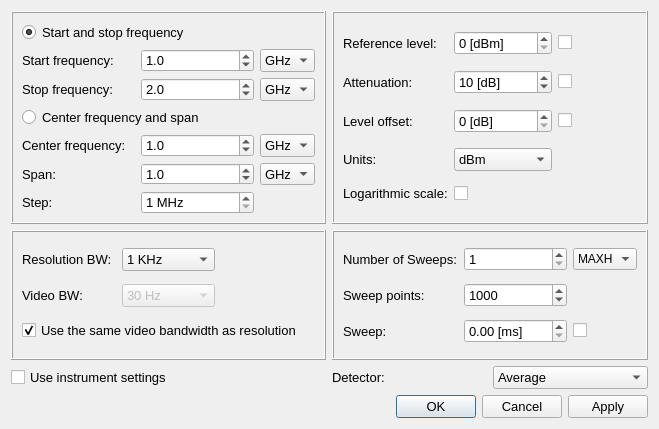
Before: the Qt Designer form scan_settings.ui in erespebrn/Near_Field_Scanner_GUI, drawn with Qt 5.
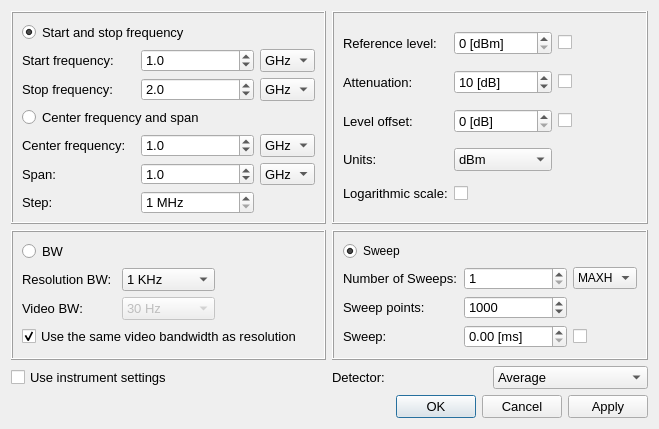
After: the same form once the commit is applied.

Commit message: Scan settings preset file development started

```diff
--- a/scan_settings.ui
+++ b/scan_settings.ui
@@ -94,46 +94,7 @@
         <enum>QFrame::Raised</enum>
        </property>
        <layout class="QGridLayout" name="gridLayout_2">
-        <item row="1" column="0">
-         <widget class="QLabel" name="label_9">
-          <property name="font">
-           <font>
-            <pointsize>10</pointsize>
-           </font>
-          </property>
-          <property name="text">
-           <string>Video BW:</string>
-          </property>
-         </widget>
-        </item>
-        <item row="2" column="0" colspan="3">
-         <widget class="QCheckBox" name="same_RBW_VBW_checkBox">
-          <property name="font">
-           <font>
-            <pointsize>10</pointsize>
-           </font>
-          </property>
-          <property name="text">
-           <string>Use the same video bandwidth as resolution</string>
-          </property>
-          <property name="checked">
-           <bool>true</bool>
-          </property>
-         </widget>
-        </item>
-        <item row="0" column="0">
-         <widget class="QLabel" name="label_8">
-          <property name="font">
-           <font>
-            <pointsize>10</pointsize>
-           </font>
-          </property>
-          <property name="text">
-           <string>Resolution BW:</string>
-          </property>
-         </widget>
-        </item>
-        <item row="0" column="1">
+        <item row="1" column="1">
          <widget class="QComboBox" name="resolutionBW_dropdown">
           <property name="font">
            <font>
@@ -175,7 +136,7 @@
           </item>
          </widget>
         </item>
-        <item row="1" column="1">
+        <item row="2" column="1">
          <widget class="QComboBox" name="videoBW_dropdown">
           <property name="enabled">
            <bool>false</bool>
@@ -235,6 +196,52 @@
           </item>
          </widget>
         </item>
+        <item row="2" column="0">
+         <widget class="QLabel" name="label_9">
+          <property name="font">
+           <font>
+            <pointsize>10</pointsize>
+           </font>
+          </property>
+          <property name="text">
+           <string>Video BW:</string>
+          </property>
+         </widget>
+        </item>
+        <item row="1" column="0">
+         <widget class="QLabel" name="label_8">
+          <property name="font">
+           <font>
+            <pointsize>10</pointsize>
+           </font>
+          </property>
+          <property name="text">
+           <string>Resolution BW:</string>
+          </property>
+         </widget>
+        </item>
+        <item row="3" column="0" colspan="3">
+         <widget class="QCheckBox" name="same_RBW_VBW_checkBox">
+          <property name="font">
+           <font>
+            <pointsize>10</pointsize>
+           </font>
+          </property>
+          <property name="text">
+           <string>Use the same video bandwidth as resolution</string>
+          </property>
+          <property name="checked">
+           <bool>true</bool>
+          </property>
+         </widget>
+        </item>
+        <item row="0" column="0">
+         <widget class="QRadioButton" name="videoBW_radioButton">
+          <property name="text">
+           <string>BW</string>
+          </property>
+         </widget>
+        </item>
        </layout>
       </widget>
      </item>
@@ -517,25 +524,58 @@
         <enum>QFrame::Raised</enum>
        </property>
        <layout class="QGridLayout" name="gridLayout_3">
-        <item row="3" column="0">
-         <widget class="QLabel" name="label_13">
+        <item row="4" column="2">
+         <widget class="QCheckBox" name="sweepTime_checkbox">
           <property name="font">
            <font>
             <pointsize>10</pointsize>
            </font>
           </property>
-          <property name="frameShape">
-           <enum>QFrame::NoFrame</enum>
-          </property>
-          <property name="midLineWidth">
-           <number>1</number>
-          </property>
           <property name="text">
-           <string>Sweep:</string>
+           <string/>
           </property>
          </widget>
         </item>
-        <item row="0" column="0">
+        <item row="1" column="1">
+         <widget class="QSpinBox" name="no_sweeps_spinbox">
+          <property name="font">
+           <font>
+            <pointsize>10</pointsize>
+           </font>
+          </property>
+          <property name="minimum">
+           <number>1</number>
+          </property>
+          <property name="maximum">
+           <number>1000</number>
+          </property>
+         </widget>
+        </item>
+        <item row="4" column="1">
+         <widget class="QDoubleSpinBox" name="sweepTime_spinbox">
+          <property name="font">
+           <font>
+            <pointsize>10</pointsize>
+           </font>
+          </property>
+          <property name="wrapping">
+           <bool>false</bool>
+          </property>
+          <property name="alignment">
+           <set>Qt::AlignLeading|Qt::AlignLeft|Qt::AlignVCenter</set>
+          </property>
+          <property name="prefix">
+           <string/>
+          </property>
+          <property name="suffix">
+           <string> [ms]</string>
+          </property>
+          <property name="maximum">
+           <double>1000.000000000000000</double>
+          </property>
+         </widget>
+        </item>
+        <item row="1" column="0">
          <widget class="QLabel" name="label_7">
           <property name="font">
            <font>
@@ -547,31 +587,7 @@
           </property>
          </widget>
         </item>
-        <item row="0" column="1">
-         <widget class="QSpinBox" name="no_sweeps_spinbox">
-          <property name="font">
-           <font>
-            <pointsize>10</pointsize>
-           </font>
-          </property>
-          <property name="minimum">
-           <number>1</number>
-          </property>
-          <property name="maximum">
-           <number>1000</number>
-          </property>
-         </widget>
-        </item>
-        <item row="0" column="2">
-         <widget class="QComboBox" name="no_sweeps_dropdown">
-          <item>
-           <property name="text">
-            <string>MAXH</string>
-           </property>
-          </item>
-         </widget>
-        </item>
-        <item row="1" column="0">
+        <item row="2" column="0">
          <widget class="QLabel" name="label_3">
           <property name="font">
            <font>
@@ -583,7 +599,34 @@
           </property>
          </widget>
         </item>
-        <item row="1" column="1">
+        <item row="1" column="2">
+         <widget class="QComboBox" name="no_sweeps_dropdown">
+          <item>
+           <property name="text">
+            <string>MAXH</string>
+           </property>
+          </item>
+         </widget>
+        </item>
+        <item row="4" column="0">
+         <widget class="QLabel" name="label_13">
+          <property name="font">
+           <font>
+            <pointsize>10</pointsize>
+           </font>
+          </property>
+          <property name="frameShape">
+           <enum>QFrame::NoFrame</enum>
+          </property>
+          <property name="midLineWidth">
+           <number>1</number>
+          </property>
+          <property name="text">
+           <string>Sweep:</string>
+          </property>
+         </widget>
+        </item>
+        <item row="2" column="1">
          <widget class="QSpinBox" name="sweep_points_spinbox">
           <property name="font">
            <font>
@@ -598,39 +641,13 @@
           </property>
          </widget>
         </item>
-        <item row="3" column="2">
-         <widget class="QCheckBox" name="sweepTime_checkbox">
-          <property name="font">
-           <font>
-            <pointsize>10</pointsize>
-           </font>
-          </property>
+        <item row="0" column="0">
+         <widget class="QRadioButton" name="sweep_radioButton">
           <property name="text">
-           <string/>
+           <string>Sweep</string>
           </property>
-         </widget>
-        </item>
-        <item row="3" column="1">
-         <widget class="QDoubleSpinBox" name="sweepTime_spinbox">
-          <property name="font">
-           <font>
-            <pointsize>10</pointsize>
-           </font>
-          </property>
-          <property name="wrapping">
-           <bool>false</bool>
-          </property>
-          <property name="alignment">
-           <set>Qt::AlignLeading|Qt::AlignLeft|Qt::AlignVCenter</set>
-          </property>
-          <property name="prefix">
-           <string/>
-          </property>
-          <property name="suffix">
-           <string> [ms]</string>
-          </property>
-          <property name="maximum">
-           <double>1000.000000000000000</double>
+          <property name="checked">
+           <bool>true</bool>
           </property>
          </widget>
         </item>
```
Left out of the diff: 214 changed lines with no effect on the pictures. The commit also changes 3 other files.
